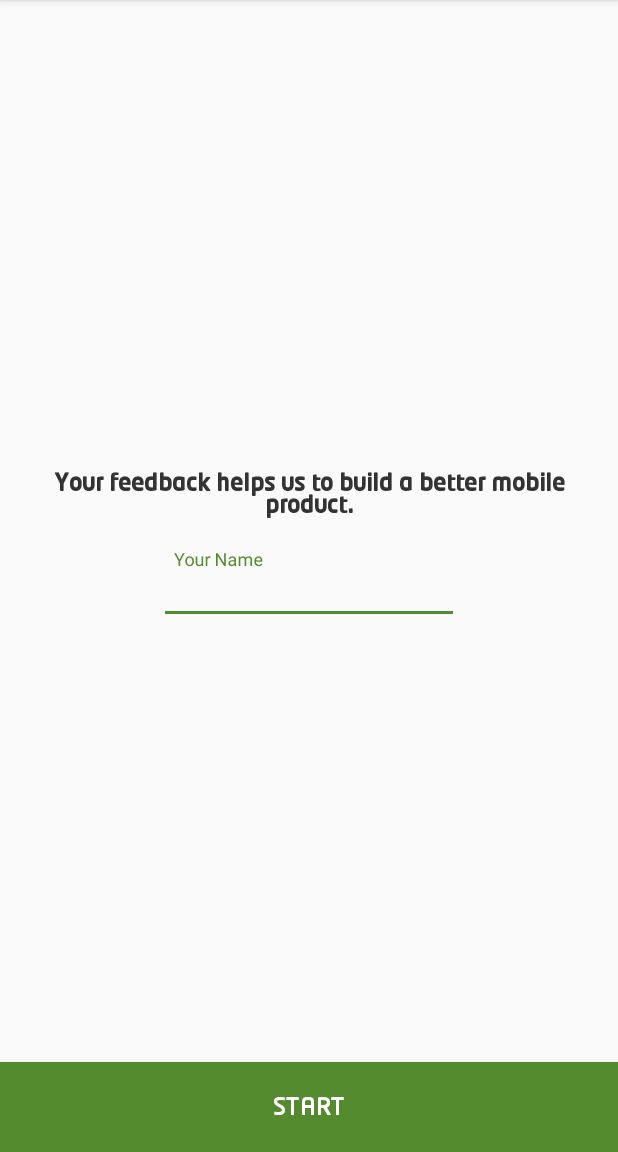
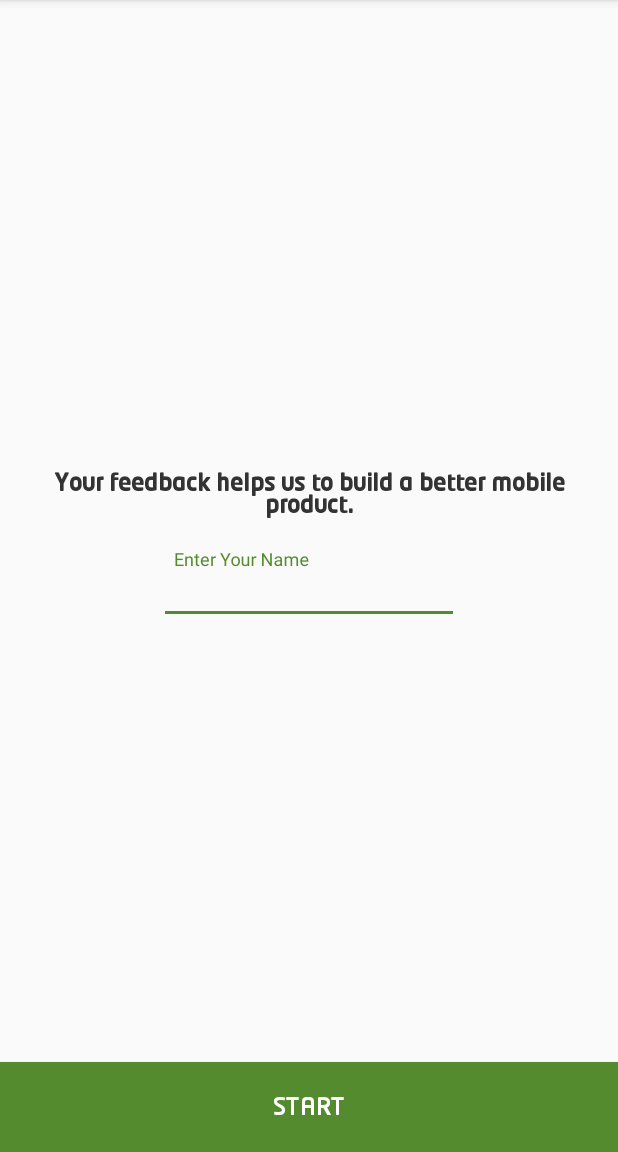
Before and after one commit to Elswah/surveylib-master, an Android app: the screen it shows after launch (SurveyActivity), after a tap on "YOUR SURVAY", on a phone screen of 412 x 824 dp, the part 84-1236 px from its top. Run offline under Robolectric (Android 15) with nearby library versions, the phone set to English and light mode, and no system bars.

Commit message:
enhance code,

```diff
--- a/surveylib/build.gradle
+++ b/surveylib/build.gradle
@@ -54,6 +54,8 @@ dependencies {
     implementation 'com.google.code.gson:gson:2.8.5'
     implementation 'net.igenius:customcheckbox:1.3'
     implementation 'com.android.support:design:28.0.0'
+    implementation 'com.github.gcacace:signature-pad:1.2.1'
+
 
 
 }
--- a/surveylib/src/main/java/com/androidadvance/androidsurvey/SurveyActivity.java
+++ b/surveylib/src/main/java/com/androidadvance/androidsurvey/SurveyActivity.java
@@ -138,7 +138,7 @@ public class SurveyActivity extends AppCompatActivity {
         }
     }
 
-    public void event_survey_completed(Answers instance) {
+    public void event_survey_completed(AnswersReference instance) {
         Intent returnIntent = new Intent();
         returnIntent.putExtra("answers", instance.get_json_object());
         setResult(Activity.RESULT_OK, returnIntent);
--- a/surveylib/src/main/java/com/androidadvance/androidsurvey/fragment/FragmentRadioboxes.java
+++ b/surveylib/src/main/java/com/androidadvance/androidsurvey/fragment/FragmentRadioboxes.java
@@ -15,7 +15,7 @@ import android.widget.RadioButton;
 import android.widget.RadioGroup;
 import android.widget.TextView;
 
-import com.androidadvance.androidsurvey.Answers;
+import com.androidadvance.androidsurvey.AnswersReference;
 import com.androidadvance.androidsurvey.R;
 import com.androidadvance.androidsurvey.SurveyActivity;
 import com.androidadvance.androidsurvey.models.Question;
@@ -32,16 +32,21 @@ public class FragmentRadioboxes extends Fragment {
     private Button button_continue;
     private TextView textview_q_title;
     private RadioGroup radioGroup;
-    private final ArrayList<RadioButton> allRb = new ArrayList<>();
+    private final ArrayList<RadioButton> radioBtnList = new ArrayList<>();
     private boolean at_leaset_one_checked = false;
 
 
     @Override
     public View onCreateView(LayoutInflater inflater, ViewGroup container,
                              Bundle savedInstanceState) {
-        ViewGroup rootView = (ViewGroup) inflater.inflate(
-                R.layout.fragment_radioboxes, container, false);
+        ViewGroup rootView = (ViewGroup) inflater.inflate
+                (R.layout.fragment_radioboxes, container, false);
+        // initView
+        init(rootView);
+        return rootView;
+    }
 
+    private void init(ViewGroup rootView) {
         button_continue = (Button) rootView.findViewById(R.id.button_continue);
         textview_q_title = (TextView) rootView.findViewById(R.id.textview_q_title);
 
@@ -55,8 +60,6 @@ public class FragmentRadioboxes extends Fragment {
                 ((SurveyActivity) mContext).go_to_next();
             }
         });
-
-        return rootView;
     }
 
     private void collect_data() {
@@ -64,7 +67,7 @@ public class FragmentRadioboxes extends Fragment {
         //----- collection & validation for is_required
         String the_choice = "";
         at_leaset_one_checked = false;
-        for (RadioButton rb : allRb) {
+        for (RadioButton rb : radioBtnList) {
             if (rb.isChecked()) {
                 at_leaset_one_checked = true;
                 the_choice = rb.getText().toString();
@@ -72,7 +75,7 @@ public class FragmentRadioboxes extends Fragment {
         }
 
         if (the_choice.length() > 0) {
-            Answers.getInstance().put_answer(textview_q_title.getText().toString(), the_choice);
+            AnswersReference.getInstance().put_answer(textview_q_title.getText().toString(), the_choice);
         }
 
 
@@ -102,15 +105,15 @@ public class FragmentRadioboxes extends Fragment {
         if (q_data.getRandomChoices()) {
             Collections.shuffle(qq_data);
         }
-
+        // create radioButton programmatically based on number of choices
         for (String choice : qq_data) {
             RadioButton rb = new RadioButton(mContext);
             rb.setText(Html.fromHtml(choice));
-            rb.setTextSize(TypedValue.COMPLEX_UNIT_SP, 16);
+            rb.setTextSize(TypedValue.COMPLEX_UNIT_SP, 20);
             rb.setLayoutParams(new LinearLayout.LayoutParams(LinearLayout.LayoutParams.MATCH_PARENT, ViewGroup.LayoutParams.WRAP_CONTENT));
             rb.setBackground(getActivity().getResources().getDrawable(R.drawable.custom_radio_button));
             radioGroup.addView(rb);
-            allRb.add(rb);
+            radioBtnList.add(rb);
 
             rb.setOnCheckedChangeListener(new CompoundButton.OnCheckedChangeListener() {
                 @Override
--- a/surveylib/src/main/java/com/androidadvance/androidsurvey/fragment/FragmentTextSimple.java
+++ b/surveylib/src/main/java/com/androidadvance/androidsurvey/fragment/FragmentTextSimple.java
@@ -15,7 +15,7 @@ import android.widget.Button;
 import android.widget.EditText;
 import android.widget.TextView;
 
-import com.androidadvance.androidsurvey.Answers;
+import com.androidadvance.androidsurvey.AnswersReference;
 import com.androidadvance.androidsurvey.R;
 import com.androidadvance.androidsurvey.SurveyActivity;
 import com.androidadvance.androidsurvey.models.Question;
@@ -45,7 +45,7 @@ public class FragmentTextSimple extends Fragment {
         button_continue.setOnClickListener(new View.OnClickListener() {
             @Override
             public void onClick(View v) {
-                Answers.getInstance().put_answer(textview_q_title.getText().toString(), editText_answer.getText().toString().trim());
+                AnswersReference.getInstance().put_answer(textview_q_title.getText().toString(), editText_answer.getText().toString().trim());
                 ((SurveyActivity) mContext).go_to_next();
             }
         });
--- a/surveylib/src/main/java/com/androidadvance/androidsurvey/models/SurveyPojo.java
+++ b/surveylib/src/main/java/com/androidadvance/androidsurvey/models/SurveyPojo.java
@@ -1,13 +1,16 @@
 package com.androidadvance.androidsurvey.models;
 
+
+import com.google.gson.annotations.Expose;
+import com.google.gson.annotations.SerializedName;
 
 import java.io.Serializable;
 import java.util.ArrayList;
 import java.util.List;
-import com.google.gson.annotations.Expose;
-import com.google.gson.annotations.SerializedName;
 
 public class SurveyPojo implements Serializable {
+    private int id;
+    private User user;
 
     @SerializedName("survey_properties")
     @Expose
--- a/surveylib/src/main/res/layout/fragment_start.xml
+++ b/surveylib/src/main/res/layout/fragment_start.xml
@@ -1,6 +1,5 @@
 <?xml version="1.0" encoding="utf-8"?>
 <RelativeLayout xmlns:android="http://schemas.android.com/apk/res/android"
-    xmlns:app="http://schemas.android.com/apk/res-auto"
     android:layout_width="match_parent"
     android:layout_height="match_parent"
     android:orientation="vertical">
@@ -59,7 +58,7 @@
                     android:paddingStart="10dp"
                     android:layout_width="match_parent"
                     android:layout_height="wrap_content"
-                    android:hint="Your Name"
+                    android:hint="@string/enter_your_name"
                     android:inputType="textPersonName"
                     android:maxLines="1"
                     android:textSize="14sp"
--- a/surveylib/src/main/res/values/strings.xml
+++ b/surveylib/src/main/res/values/strings.xml
@@ -4,4 +4,5 @@
     <string name="start">Start</string>
     <string name="close">Close</string>
     <string name="finish">Finish</string>
+    <string name="enter_your_name">Enter Your Name</string>
 </resources>
```
Also changed, not shown: surveylib/src/main/java/com/androidadvance/androidsurvey/AnswersReference.java (renamed from surveylib/src/main/java/com/androidadvance/androidsurvey/Answers.java, +7 -8 lines), surveylib/src/main/java/com/androidadvance/androidsurvey/fragment/FragmentCheckboxes.java (+15 -6 lines), surveylib/src/main/java/com/androidadvance/androidsurvey/fragment/FragmentEnd.java (+7 -5 lines), surveylib/src/main/java/com/androidadvance/androidsurvey/fragment/FragmentMultiline.java (+11 -7 lines), surveylib/src/main/java/com/androidadvance/androidsurvey/fragment/FragmentNumber.java (+9 -6 lines), surveylib/src/main/java/com/androidadvance/androidsurvey/fragment/FragmentStart.java (+5 -5 lines), surveylib/src/main/java/com/androidadvance/androidsurvey/models/User.java (added, +38 -0 lines), surveylib/src/main/res/layout/fragment_end.xml (+12 -3 lines).
